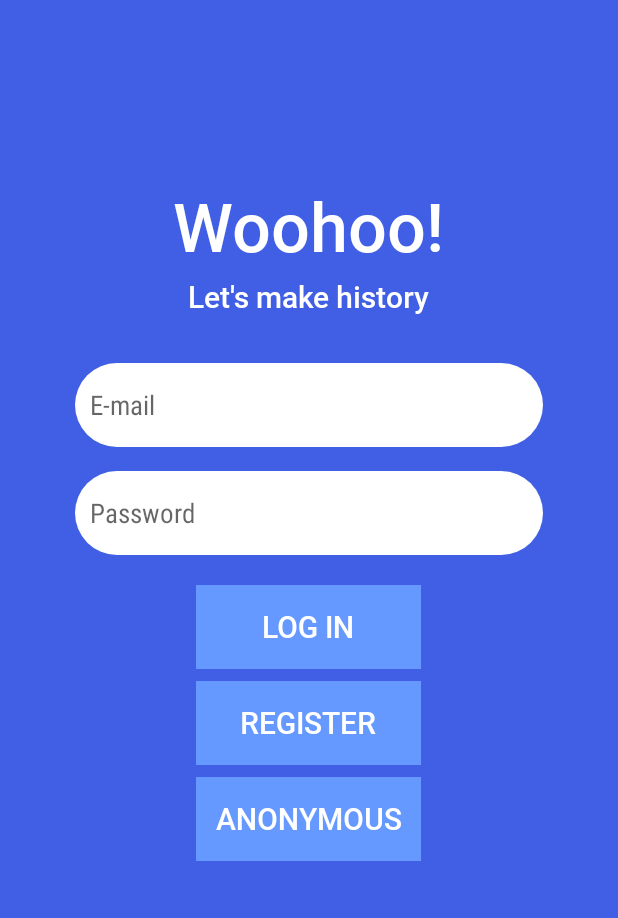
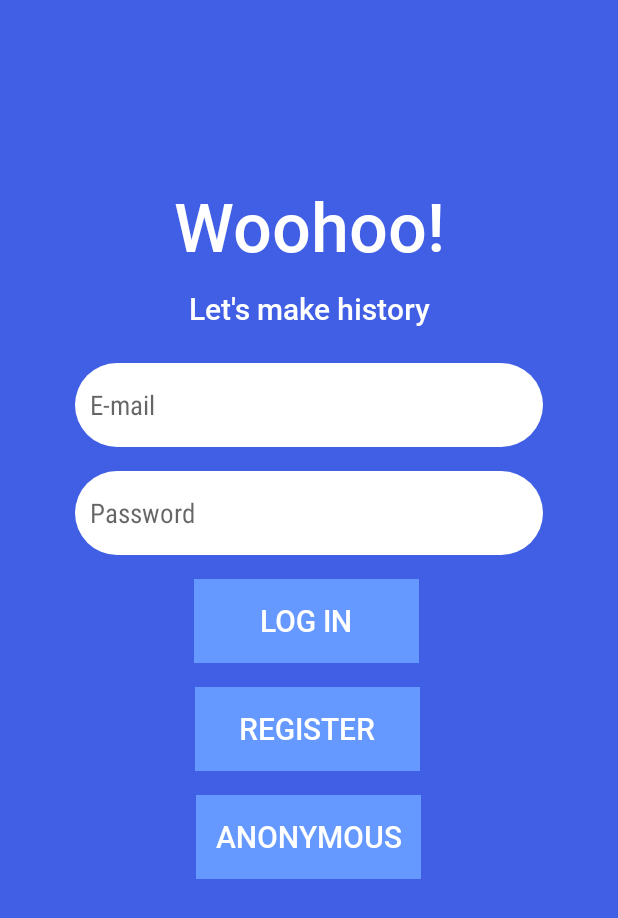
Before and after one commit to santeri13/NARVA, an Android app: the screen it shows after launch (MainActivity), on a phone screen of 412 x 824 dp. Shown: the top 918 px of the screen. Run offline under Robolectric (Android 15) with nearby library versions, the phone set to English and light mode, and no system bars; our stand-ins replace Firebase (no records; nobody signed in at launch, a user with empty details on screens opened directly).

```diff
--- a/app/build.gradle
+++ b/app/build.gradle
@@ -5,7 +5,7 @@ android {
     compileSdkVersion 29
     defaultConfig {
         applicationId "com.example.narva"
-        minSdkVersion 26
+        minSdkVersion 21
         targetSdkVersion 29
         versionCode 1
         versionName "1.0"
@@ -41,9 +41,9 @@ dependencies {
     implementation 'com.google.android.libraries.places:places:2.2.0'
     implementation 'org.slf4j:slf4j-nop:1.7.30'
     implementation 'com.google.maps:google-maps-services:0.11.0'
-    implementation 'com.google.firebase:firebase-analytics:17.4.1'
+    implementation 'com.google.firebase:firebase-analytics:17.4.2'
     implementation 'com.google.firebase:firebase-auth:19.3.1'
-    implementation 'com.google.firebase:firebase-core:17.4.1'
+    implementation 'com.google.firebase:firebase-core:17.4.2'
     implementation 'com.google.android.material:material:1.1.0'
     implementation 'androidx.navigation:navigation-fragment-ktx:2.2.2'
     implementation 'androidx.navigation:navigation-ui-ktx:2.2.2'
--- a/app/src/main/java/com/example/narva/Gps.java
+++ b/app/src/main/java/com/example/narva/Gps.java
@@ -68,7 +68,6 @@ public class Gps extends AppCompatActivity implements OnMapReadyCallback, Google
     Marker mCurrLocationMarker;
     LatLng latLng,lion,prom,plats;
     MarkerOptions lionmarker,prommarker,platsmarker, markerOptions1;
-    private String locastion;
     private Polyline currentPolyline;
     double latitude, longtitude;
     double end_latitude,end_longtitude;
@@ -79,7 +78,6 @@ public class Gps extends AppCompatActivity implements OnMapReadyCallback, Google
     RecyclerView recyclerView;
     private List<PointReader> artistList;
     private PointAdapter adapter;
-    Context context;
     String uid;
     DatabaseReference database;
 
@@ -119,7 +117,7 @@ public class Gps extends AppCompatActivity implements OnMapReadyCallback, Google
         database = FirebaseDatabase.getInstance().getReference();
 
         if (user.isAnonymous()) {
-            points.setText(0);
+            points.setText("0");
         }
         else{
             database.addValueEventListener(new ValueEventListener() {
--- a/app/src/main/java/com/example/narva/nav.java
+++ b/app/src/main/java/com/example/narva/nav.java
@@ -88,7 +88,7 @@ public class nav extends AppCompatActivity implements NavigationView.OnNavigatio
         database = FirebaseDatabase.getInstance().getReference();
 
         if (user.isAnonymous()) {
-            point.setText(0);
+            point.setText("0");
         }else{
             database.addValueEventListener(new ValueEventListener() {
                 @Override
--- a/app/src/main/res/layout/login.xml
+++ b/app/src/main/res/layout/login.xml
@@ -1,5 +1,5 @@
 <?xml version="1.0" encoding="utf-8"?>
-<LinearLayout xmlns:android="http://schemas.android.com/apk/res/android"
+<androidx.constraintlayout.widget.ConstraintLayout xmlns:android="http://schemas.android.com/apk/res/android"
     xmlns:app="http://schemas.android.com/apk/res-auto"
     xmlns:tools="http://schemas.android.com/tools"
     android:layout_width="match_parent"
@@ -9,120 +9,120 @@
 
     <TextView
         android:id="@+id/textView6"
-        android:layout_marginTop="120dp"
         android:layout_width="199dp"
         android:layout_height="58dp"
+        android:layout_gravity="center"
+        android:layout_marginTop="120dp"
         android:fontFamily="@font/robotomedium"
         android:gravity="center"
         android:text="@string/woohoo"
         android:textColor="#ffffff"
         android:textSize="45sp"
-        android:layout_gravity="center"
-        app:layout_constraintBottom_toTopOf="@+id/textView7"
         app:layout_constraintEnd_toEndOf="parent"
-        app:layout_constraintHorizontal_bias="0.497"
         app:layout_constraintStart_toStartOf="parent"
-        app:layout_constraintTop_toTopOf="parent"
-        app:layout_constraintVertical_bias="0.946" />
+        app:layout_constraintTop_toTopOf="parent" />
 
     <TextView
         android:id="@+id/textView7"
         android:layout_width="182dp"
         android:layout_height="40dp"
-        android:layout_marginBottom="24dp"
+        android:layout_gravity="center"
+        android:layout_marginTop="8dp"
         android:fontFamily="@font/robotomedium"
         android:gravity="center"
         android:text="@string/let_s_make_history"
         android:textColor="#ffffff"
         android:textSize="20sp"
-        android:layout_gravity="center"
-        app:layout_constraintBottom_toTopOf="@+id/editText4"
         app:layout_constraintEnd_toEndOf="parent"
-        app:layout_constraintHorizontal_bias="0.497"
-        app:layout_constraintStart_toStartOf="parent" />
+        app:layout_constraintStart_toStartOf="parent"
+        app:layout_constraintTop_toBottomOf="@+id/textView6" />
 
     <EditText
         android:id="@+id/editText4"
         android:layout_width="match_parent"
-        android:layout_marginRight="50dp"
-        android:layout_marginLeft="50dp"
         android:layout_height="56dp"
         android:layout_gravity="center"
-        android:layout_marginBottom="16dp"
+        android:layout_marginLeft="50dp"
+        android:layout_marginTop="16dp"
+        android:layout_marginRight="50dp"
         android:background="@drawable/back"
-        android:maxLines="1"
         android:fontFamily="sans-serif-condensed"
         android:hint="@string/e_mail"
         android:inputType="textEmailAddress"
+        android:maxLines="1"
         android:paddingLeft="10dp"
-        app:layout_constraintBottom_toTopOf="@+id/editText5"
         app:layout_constraintEnd_toEndOf="parent"
-        app:layout_constraintStart_toStartOf="parent" />
+        app:layout_constraintHorizontal_bias="0.495"
+        app:layout_constraintStart_toStartOf="parent"
+        app:layout_constraintTop_toBottomOf="@+id/textView7" />
 
     <EditText
         android:id="@+id/editText5"
         android:layout_width="match_parent"
         android:layout_height="56dp"
         android:layout_gravity="center"
+        android:layout_marginTop="16dp"
         android:layout_marginRight="50dp"
         android:layout_marginLeft="50dp"
-        android:layout_marginBottom="20dp"
         android:background="@drawable/back"
         android:fontFamily="sans-serif-condensed"
         android:hint="@string/password"
+        android:inputType="textPassword"
         android:maxLines="1"
-        android:inputType="textPassword"
         android:paddingLeft="10dp"
-        app:layout_constraintBottom_toTopOf="@+id/button2"
         app:layout_constraintEnd_toEndOf="parent"
-        app:layout_constraintStart_toStartOf="parent" />
+        app:layout_constraintHorizontal_bias="0.0"
+        app:layout_constraintStart_toStartOf="parent"
+        app:layout_constraintTop_toBottomOf="@+id/editText4" />
+
     <Button
         android:id="@+id/button2"
-        android:layout_gravity="center"
         style="?android:attr/borderlessButtonStyle"
         android:layout_width="150dp"
         android:layout_height="56dp"
-        android:layout_marginBottom="8dp"
+        android:layout_gravity="center"
+        android:layout_marginTop="16dp"
         android:background="#6699ff"
         android:fontFamily="@font/robotomedium"
         android:text="@string/log_in"
         android:textColor="#ffffff"
         android:textSize="20sp"
-        app:layout_constraintBottom_toTopOf="@+id/textView8"
         app:layout_constraintEnd_toEndOf="parent"
-        app:layout_constraintHorizontal_bias="0.498"
-        app:layout_constraintStart_toStartOf="parent" />
+        app:layout_constraintHorizontal_bias="0.493"
+        app:layout_constraintStart_toStartOf="parent"
+        app:layout_constraintTop_toBottomOf="@+id/editText5" />
 
     <Button
         android:id="@+id/buttonRegister"
-        android:layout_gravity="center"
         style="?android:attr/borderlessButtonStyle"
         android:layout_width="150dp"
         android:layout_height="56dp"
-        android:layout_marginBottom="8dp"
+        android:layout_gravity="center"
+        android:layout_marginTop="16dp"
         android:background="#6699ff"
         android:fontFamily="@font/robotomedium"
         android:text="Register"
         android:textColor="#ffffff"
         android:textSize="20sp"
-        app:layout_constraintBottom_toTopOf="@+id/textView8"
         app:layout_constraintEnd_toEndOf="parent"
-        app:layout_constraintHorizontal_bias="0.498"
-        app:layout_constraintStart_toStartOf="parent" />
+        app:layout_constraintHorizontal_bias="0.497"
+        app:layout_constraintStart_toStartOf="parent"
+        app:layout_constraintTop_toBottomOf="@+id/button2" />
+
     <Button
         android:id="@+id/Anonymous"
-        android:layout_gravity="center"
         style="?android:attr/borderlessButtonStyle"
         android:layout_width="150dp"
         android:layout_height="56dp"
-        android:layout_marginBottom="8dp"
+        android:layout_gravity="center"
+        android:layout_marginTop="16dp"
         android:background="#6699ff"
         android:fontFamily="@font/robotomedium"
         android:text="Anonymous"
         android:textColor="#ffffff"
         android:textSize="20sp"
-        app:layout_constraintBottom_toTopOf="@+id/textView8"
         app:layout_constraintEnd_toEndOf="parent"
         app:layout_constraintHorizontal_bias="0.498"
-        app:layout_constraintStart_toStartOf="parent" />
-</LinearLayout>
+        app:layout_constraintStart_toStartOf="parent"
+        app:layout_constraintTop_toBottomOf="@+id/buttonRegister" />
+</androidx.constraintlayout.widget.ConstraintLayout>
--- a/app/src/main/res/layout/map.xml
+++ b/app/src/main/res/layout/map.xml
@@ -66,8 +66,6 @@
             android:layout_height="60dp"
             android:layout_alignParentTop="true"
             android:layout_alignParentEnd="true"
-            android:layout_marginTop="10dp"
-            android:layout_marginEnd="10dp"
             android:gravity="center"
             android:textColor="#ffffff"
             android:background="@drawable/ring_shape">
```
Also changed, not shown: app/src/main/res/layout/activity_register.xml (+42 -31 lines), app/src/main/res/layout/connect.xml (+13 -13 lines), app/src/main/res/layout/discovery.xml (+14 -15 lines), app/src/main/res/layout/main.xml (+34 -28 lines), app/src/main/res/drawable/menuleadericnhdpi.png (added), app/src/main/res/drawable/menutoursicnhdpi.png (added).
